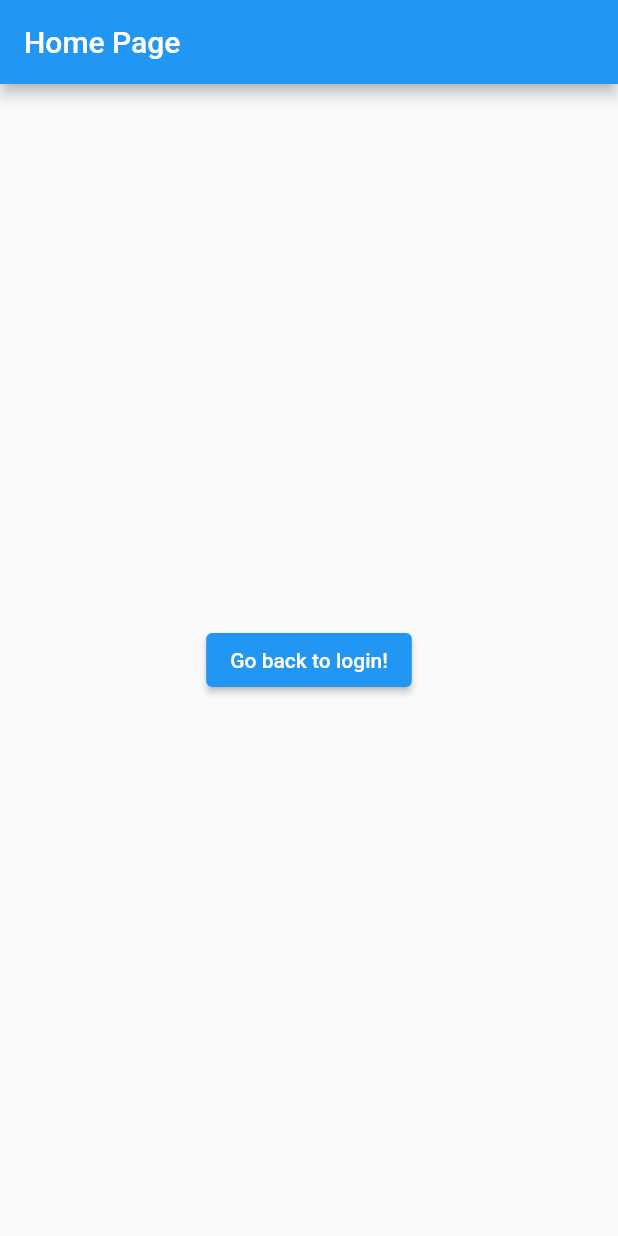
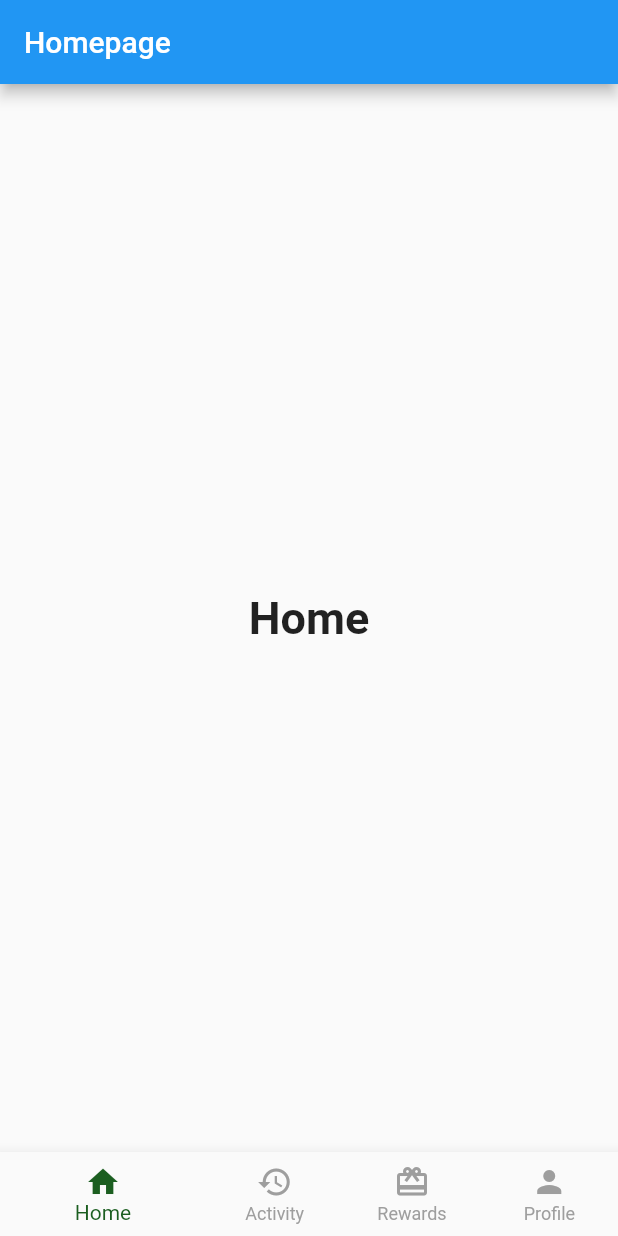
Before and after one commit to Endairion/6002CEM_Group13, a Flutter app: the screen it shows after launch, after a tap on "Login", on a phone screen of 412 x 824 dp. Run offline on Flutter 3.47's test engine with Material 2 defaults, Android fonts, the phone set to English and light mode, and no system bars; our stand-ins replace flutter_native_splash; statements that could not run were skipped.

Commit message:
Create bottom navigation bar

```diff
--- a/lib/Homepage.dart
+++ b/lib/Homepage.dart
@@ -1,22 +1,88 @@
 import 'package:flutter/material.dart';
+
+void main() => runApp(const Homepage());
 
 class Homepage extends StatelessWidget {
   const Homepage({super.key});
 
   @override
   Widget build(BuildContext context) {
+    return const MaterialApp(
+      //title: "Flutter Code Sample",
+      home: NavigationBar(),
+    );
+  }
+}
+
+class NavigationBar extends StatefulWidget {
+  const NavigationBar({super.key});
+
+  @override
+  State<NavigationBar> createState() => _NavigationBarState();
+}
+
+class _NavigationBarState extends State<NavigationBar> {
+  int _selectedIndex = 0;
+  static const TextStyle optionStyle =
+  TextStyle(fontSize: 30, fontWeight: FontWeight.bold);
+  static const List<Widget> _widgetOptions = <Widget>[
+    Text(
+      'Home',
+      style: optionStyle,
+    ),
+    Text(
+      'Activity',
+      style: optionStyle,
+    ),
+    Text(
+      'Rewards',
+      style: optionStyle,
+    ),
+    Text(
+      'Profile',
+      style: optionStyle,
+    ),
+  ];
+
+  void _onItemTapped(int index) {
+    setState(() {
+      _selectedIndex = index;
+    });
+  }
+
+  @override
+  Widget build(BuildContext context) {
     return Scaffold(
       appBar: AppBar(
-        title: const Text('Home Page'),
-        automaticallyImplyLeading: false,
+        title: const Text('Homepage'),
       ),
       body: Center(
-        child: ElevatedButton(
-          onPressed: () {
-            Navigator.pop(context);
-          },
-          child: const Text('Go back to login!'),
-        ),
+        child: _widgetOptions.elementAt(_selectedIndex),
+      ),
+      bottomNavigationBar: BottomNavigationBar(
+        items: const <BottomNavigationBarItem>[
+          BottomNavigationBarItem(
+            icon: Icon(Icons.home),
+            label: 'Home',
+          ),
+          BottomNavigationBarItem(
+            icon: Icon(Icons.history),
+            label: 'Activity',
+          ),
+          BottomNavigationBarItem(
+            icon: Icon(Icons.redeem),
+            label: 'Rewards',
+          ),
+          BottomNavigationBarItem(
+            icon: Icon(Icons.person),
+            label: 'Profile',
+          ),
+        ],
+        currentIndex: _selectedIndex,
+        showUnselectedLabels: true,
+        unselectedItemColor: Colors.grey,
+        selectedItemColor: Colors.green[900],
+        onTap: _onItemTapped,
       ),
     );
   }
```
